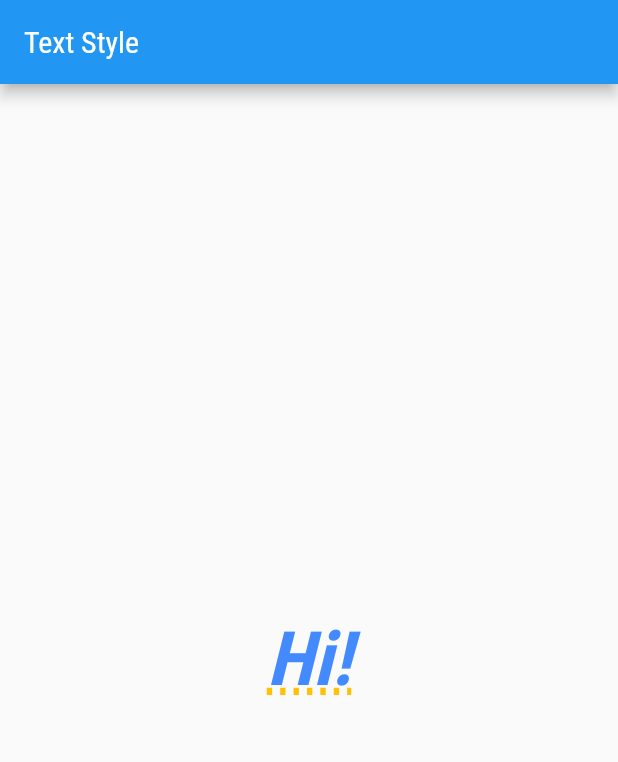
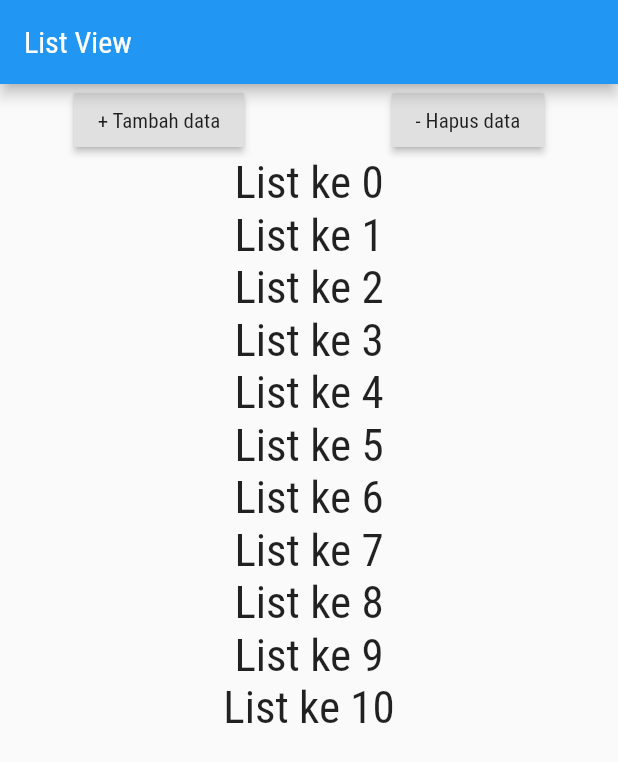
Before and after one commit to latif5/FlutterBacic, a Flutter app: the screen it shows after launch, on a phone screen of 412 x 824 dp. Shown: the top 762 px of the screen. Run offline on Flutter 3.47's test engine with Material 2 defaults, Android fonts, the light colour scheme and no system bars.

Commit message:
list view

```diff
--- a/flutter_basic/lib/main.dart
+++ b/flutter_basic/lib/main.dart
@@ -10,35 +10,45 @@ class MyApp extends StatefulWidget {
 }
 
 class _MyAppState extends State<MyApp> {
+  List<Widget> listWidgets = [];
+  int counter = 0;
+  _MyAppState(){
+    for(int i=0; i <= 10;i++){
+      listWidgets.add(Text("List ke ${i.toString()}", style: TextStyle(fontSize: 30),));
+      counter++;
+    }
+  }
+
   @override
   Widget build(BuildContext context) {
     return MaterialApp(
       home: Scaffold(
-        appBar: AppBar(
-          title: Text("Text Style"),
-        ),
-        body: Center(
-          child: Container(
-            child: Column(
-              mainAxisAlignment: MainAxisAlignment.center,
-              // crossAxisAlignment: CrossAxisAlignment.center,
-              children: <Widget>[
-                Text(
-                  "Hi!",
-                  style: TextStyle(
-                      fontFamily: "Roboto",
-                      fontWeight: FontWeight.w700,
-                      fontSize: 50,
-                      color: Colors.blueAccent,
-                      fontStyle: FontStyle.italic,
-                      decoration: TextDecoration.underline,
-                      decorationColor: Colors.amber,
-                      decorationStyle: TextDecorationStyle.dotted,
-                      decorationThickness: 2),
-                ),
-              ],
-            ),
+        appBar: AppBar(title: Text("List View")),
+        body: Container(
+          child: ListView(
+            children: <Widget>[
+              Row(
+                mainAxisAlignment: MainAxisAlignment.spaceAround,
+                children: <Widget>[
+                  RaisedButton(child: Text("+ Tambah data"),onPressed: (){
+                      setState(() {
+                        listWidgets.add(Text("List ke ${counter.toString()}", style: TextStyle(fontSize: 30),));
+                        counter++;
+                      });
+                  }),
+                  RaisedButton(child: Text("- Hapus data"),onPressed: (){
+                      setState(() {
+                        listWidgets.removeLast();
+                        counter--;
+                      });
+                  })
+                ],
+              ),
+
+              Column(children: listWidgets),
+            ],
           ),
+
         ),
       ),
     );
```
Also changed, not shown: 1 other file.
